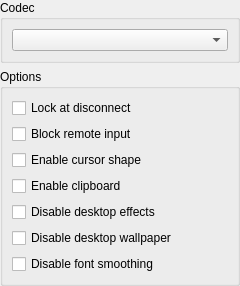
Above: source/console/computer_dialog_desktop.ui from dchapyshev/aspia before the change. Below: the same form after it.
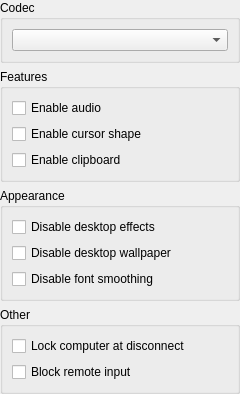
That is the form after the change.

Commit message: Initial implementation of audio support.

The edit to the form file:
```diff
--- a/source/console/computer_dialog_desktop.ui
+++ b/source/console/computer_dialog_desktop.ui
@@ -7,13 +7,13 @@
     <x>0</x>
     <y>0</y>
     <width>240</width>
-    <height>253</height>
+    <height>342</height>
    </rect>
   </property>
   <property name="windowTitle">
    <string/>
   </property>
-  <layout class="QVBoxLayout" name="verticalLayout_2">
+  <layout class="QVBoxLayout" name="verticalLayout_5">
    <property name="leftMargin">
     <number>0</number>
    </property>
@@ -39,22 +39,21 @@
     </widget>
    </item>
    <item>
-    <widget class="QGroupBox" name="groupBox_2">
+    <widget class="QGroupBox" name="groupbox_features">
+     <property name="sizePolicy">
+      <sizepolicy hsizetype="Preferred" vsizetype="Fixed">
+       <horstretch>0</horstretch>
+       <verstretch>0</verstretch>
+      </sizepolicy>
+     </property>
      <property name="title">
-      <string>Options</string>
+      <string>Features</string>
      </property>
-     <layout class="QVBoxLayout" name="verticalLayout">
+     <layout class="QVBoxLayout" name="verticalLayout_4">
       <item>
-       <widget class="QCheckBox" name="checkbox_lock_at_disconnect">
+       <widget class="QCheckBox" name="checkbox_audio">
         <property name="text">
-         <string>Lock at disconnect</string>
-        </property>
-       </widget>
-      </item>
-      <item>
-       <widget class="QCheckBox" name="checkbox_block_remote_input">
-        <property name="text">
-         <string>Block remote input</string>
+         <string>Enable audio</string>
         </property>
        </widget>
       </item>
@@ -72,6 +71,21 @@
         </property>
        </widget>
       </item>
+     </layout>
+    </widget>
+   </item>
+   <item>
+    <widget class="QGroupBox" name="groupbox_appearance">
+     <property name="sizePolicy">
+      <sizepolicy hsizetype="Preferred" vsizetype="Fixed">
+       <horstretch>0</horstretch>
+       <verstretch>0</verstretch>
+      </sizepolicy>
+     </property>
+     <property name="title">
+      <string>Appearance</string>
+     </property>
+     <layout class="QVBoxLayout" name="verticalLayout_2">
       <item>
        <widget class="QCheckBox" name="checkbox_desktop_effects">
         <property name="text">
@@ -93,22 +107,51 @@
         </property>
        </widget>
       </item>
+     </layout>
+    </widget>
+   </item>
+   <item>
+    <widget class="QGroupBox" name="groupbox_other">
+     <property name="sizePolicy">
+      <sizepolicy hsizetype="Preferred" vsizetype="Fixed">
+       <horstretch>0</horstretch>
+       <verstretch>0</verstretch>
+      </sizepolicy>
+     </property>
+     <property name="title">
+      <string>Other</string>
+     </property>
+     <layout class="QVBoxLayout" name="verticalLayout">
       <item>
-       <spacer name="verticalSpacer_3">
-        <property name="orientation">
-         <enum>Qt::Vertical</enum>
+       <widget class="QCheckBox" name="checkbox_lock_at_disconnect">
+        <property name="text">
+         <string>Lock computer at disconnect</string>
         </property>
-        <property name="sizeHint" stdset="0">
-         <size>
-          <width>20</width>
-          <height>2</height>
-         </size>
+       </widget>
+      </item>
+      <item>
+       <widget class="QCheckBox" name="checkbox_block_remote_input">
+        <property name="text">
+         <string>Block remote input</string>
         </property>
-       </spacer>
+       </widget>
       </item>
      </layout>
     </widget>
    </item>
+   <item>
+    <spacer name="verticalSpacer">
+     <property name="orientation">
+      <enum>Qt::Vertical</enum>
+     </property>
+     <property name="sizeHint" stdset="0">
+      <size>
+       <width>20</width>
+       <height>6</height>
+      </size>
+     </property>
+    </spacer>
+   </item>
   </layout>
  </widget>
  <resources/>
```
Left out of the diff: 6 changed lines with no effect on the pictures. The commit also changes 73 other files.
